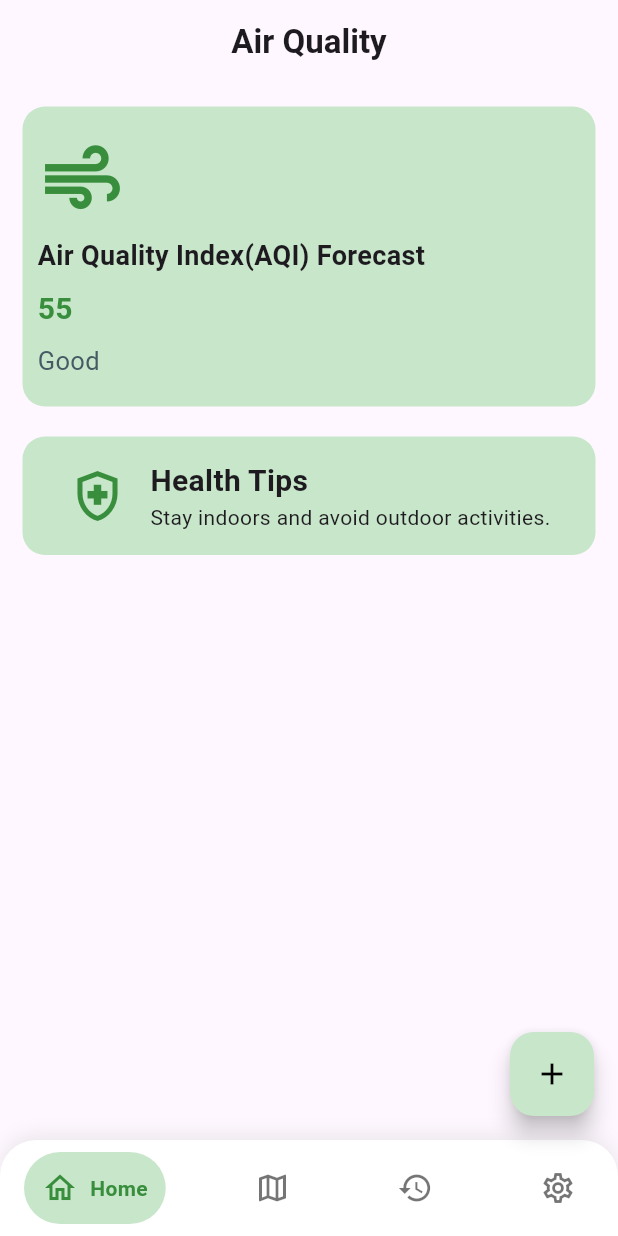
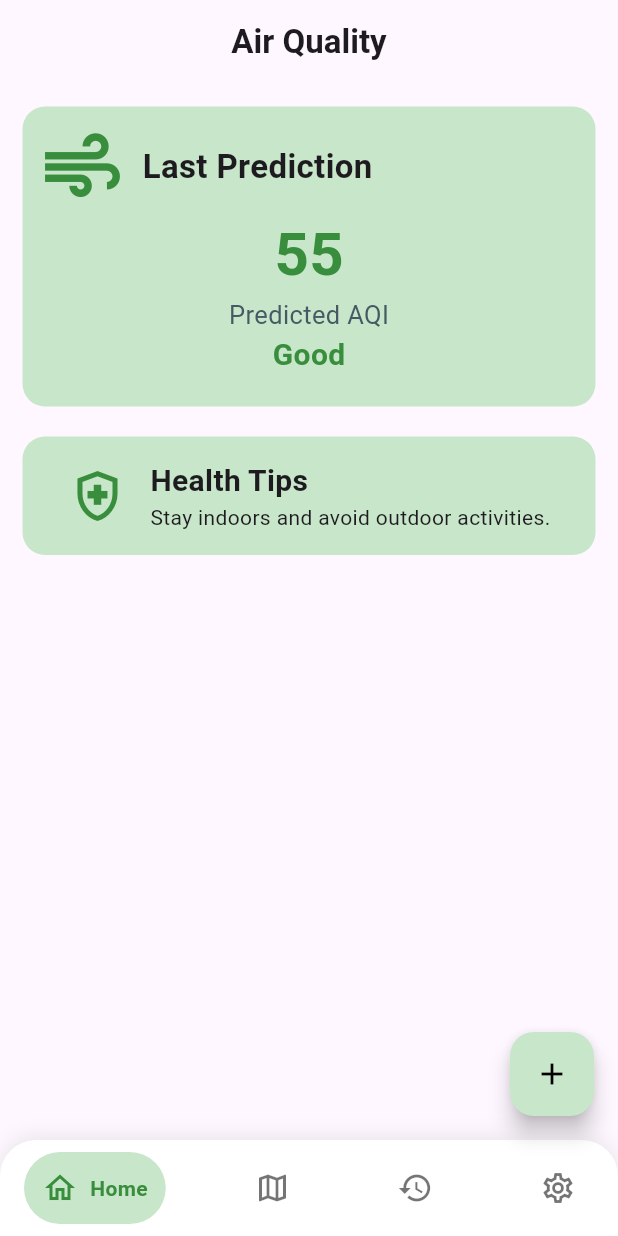
Before and after one commit to amrelmaadawy/pollution_predict, a Flutter app: the screen it shows after launch, on a phone screen of 412 x 824 dp. Run offline on Flutter 3.47's test engine with Material 3 defaults, Android fonts, the phone set to English and light mode, and no system bars; drawn by our look-alikes of google_nav_bar; our stand-ins replace bloc, dio, flutter_bloc, flutter_map, hive, hive_flutter and 2 more; accounts and stored records are empty.

Commit message:
change home ui

```diff
--- a/lib/core/hive/hive_service.dart
+++ b/lib/core/hive/hive_service.dart
@@ -3,11 +3,8 @@ import 'package:pollution/core/model/prediction_model.dart';
 
 final box = Hive.box<PredictionModel>('pollutionBox');
 
-
-
-
 Future<void> deletePrediction(int index) async {
-            final originalIndex = box.length - 1 - index;
+  final originalIndex = box.length - 1 - index;
 
   await box.deleteAt(originalIndex);
 }
--- a/lib/core/time_formatte.dart
+++ b/lib/core/time_formatte.dart
@@ -1,11 +1,9 @@
 String formatDateTime(String rawDate) {
   final dateTime = DateTime.parse(rawDate);
 
-  // التاريخ (yyyy-MM-dd)
   final date =
       "${dateTime.year}-${dateTime.month.toString().padLeft(2, '0')}-${dateTime.day.toString().padLeft(2, '0')}";
 
-  // الوقت (hh:mm a) → 12 ساعة مع AM/PM
   int hour = dateTime.hour % 12 == 0 ? 12 : dateTime.hour % 12;
   String minute = dateTime.minute.toString().padLeft(2, '0');
   String period = dateTime.hour >= 12 ? "PM" : "AM";
--- a/lib/features/home/ui/home.dart
+++ b/lib/features/home/ui/home.dart
@@ -1,6 +1,5 @@
 import 'package:flutter/material.dart';
 import 'package:pollution/core/app_colors.dart';
-import 'package:pollution/generated/l10n.dart';
 
 class Home extends StatelessWidget {
   const Home({super.key});
@@ -21,25 +20,40 @@ class Home extends StatelessWidget {
             child: Padding(
               padding: const EdgeInsets.all(10.0),
               child: Column(
-                mainAxisAlignment: MainAxisAlignment.spaceEvenly,
-                crossAxisAlignment: CrossAxisAlignment.start,
+                crossAxisAlignment: CrossAxisAlignment.center,
                 children: [
-                  Icon(Icons.air, color: klightGreenTextColor, size: 60),
-                  Text(
-                    S.of(context).AirQualityIndexAQIForecast,
-                    style: TextStyle(fontSize: 18, fontWeight: FontWeight.bold),
+                  Row(
+                    children: [
+                      Icon(Icons.air, color: klightGreenTextColor, size: 60),
+                      SizedBox(width: 10),
+                      Text(
+                        'Last Prediction',
+                        style: TextStyle(
+                          fontSize: 22,
+                          fontWeight: FontWeight.bold,
+                        ),
+                      ),
+                    ],
                   ),
                   Text(
                     '55',
                     style: TextStyle(
-                      fontSize: 20,
+                      fontSize: 40,
                       fontWeight: FontWeight.bold,
                       color: klightGreenTextColor,
                     ),
                   ),
                   Text(
-                    S.of(context).good,
+                    'Predicted AQI',
                     style: TextStyle(color: kSubTextColor, fontSize: 17),
+                  ),
+                  Text(
+                    'Good',
+                    style: TextStyle(
+                      fontSize: 20,
+                      color: klightGreenTextColor,
+                      fontWeight: FontWeight.bold,
+                    ),
                   ),
                 ],
               ),
```
